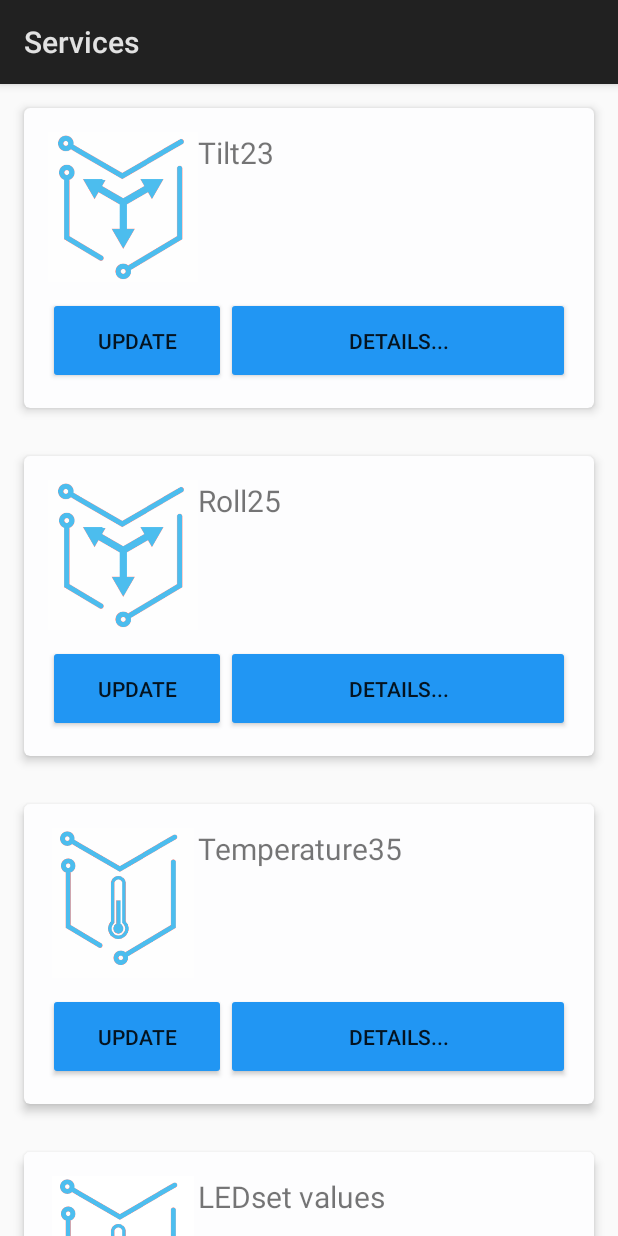
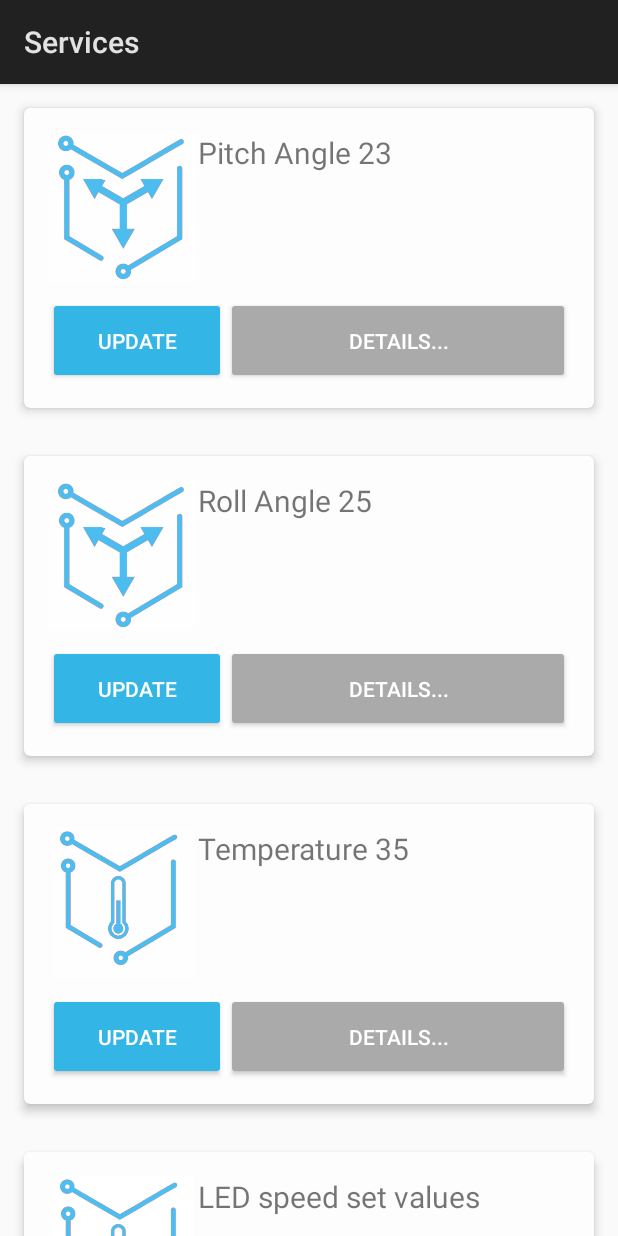
Before and after one commit to taha27/microprocessor-systems-proj, an Android app: the ServiceListActivity screen opened directly, with no data from a screen before it, on a phone screen of 412 x 824 dp. Run offline under Robolectric (Android 15) with nearby library versions, the phone set to English and light mode, and no system bars.

Commit message:
Taha's Color change

```diff
--- a/BluetoothLeGatt/Application/build.gradle
+++ b/BluetoothLeGatt/Application/build.gradle
@@ -19,7 +19,8 @@ dependencies {
     compile "com.android.support:support-v4:23.0.0"
     compile "com.android.support:support-v13:23.0.0"
     compile 'com.android.support:cardview-v7:21.0.+'
-    compile 'com.android.support:recyclerview-v7:21.0.+'}
+    compile 'com.android.support:recyclerview-v7:21.0.+'
+    compile 'com.android.support:design:23.1.1'}
 
 // The sample build uses multiple directories to
 // keep boilerplate and common code separate from
--- a/BluetoothLeGatt/Application/src/main/java/com/example/android/bluetoothlegatt/ServiceItemAdapter.java
+++ b/BluetoothLeGatt/Application/src/main/java/com/example/android/bluetoothlegatt/ServiceItemAdapter.java
@@ -15,9 +15,6 @@ import android.widget.Toast;
 
 import java.util.List;
 
-/**
- * Created by Richard on 2016-04-04.
- */
 public class ServiceItemAdapter extends RecyclerView.Adapter<ServiceItemAdapter.ViewHolder> {
 
     private Context context;
--- a/BluetoothLeGatt/Application/src/main/java/com/example/android/bluetoothlegatt/ServiceListActivity.java
+++ b/BluetoothLeGatt/Application/src/main/java/com/example/android/bluetoothlegatt/ServiceListActivity.java
@@ -47,10 +47,11 @@ public class ServiceListActivity extends Activity {
 
         //tests data
         serviceDataItemList = new ArrayList<>();
-        serviceDataItemList.add(new ServiceDataItem("Tilt", "23", R.drawable.accelerometer));
-        serviceDataItemList.add(new ServiceDataItem("Roll", "25", R.drawable.accelerometer));
-        serviceDataItemList.add(new ServiceDataItem("Temperature", "35", R.drawable.temp));
-        serviceDataItemList.add(new ServiceDataItem("LED", "set values", R.drawable.temp));
+        serviceDataItemList.add(new ServiceDataItem("Pitch Angle", " 23", R.drawable.accelerometer));
+        serviceDataItemList.add(new ServiceDataItem("Roll Angle", " 25", R.drawable.accelerometer));
+        serviceDataItemList.add(new ServiceDataItem("Temperature", " 35", R.drawable.temp));
+        serviceDataItemList.add(new ServiceDataItem("LED speed", " set values", R.drawable.temp));
+        serviceDataItemList.add(new ServiceDataItem("Brithness", " set values", R.drawable.temp));
 
         mAdapter = new ServiceItemAdapter(this, serviceDataItemList);
         rv.setAdapter(mAdapter);
--- a/BluetoothLeGatt/Application/src/main/res/layout/service_item.xml
+++ b/BluetoothLeGatt/Application/src/main/res/layout/service_item.xml
@@ -41,18 +41,20 @@
 
         <Button
             android:layout_height="87px"
-            android:text="Details..."
+            android:text="@string/detail"
             android:layout_alignParentBottom="true"
             android:layout_alignParentRight="true"
             android:id="@+id/detail_button"
             android:theme="@style/myButton"
+            android:textColor="@android:color/white"
             android:layout_width="344px" />
 
         <Button
             android:layout_width="344px"
             android:layout_height="87px"
-            android:text="Update"
-            android:theme="@style/myButton"
+            android:text="@string/update"
+            android:textColor="@android:color/white"
+            android:theme="@style/myButton2"
             android:layout_toLeftOf="@id/detail_button"
             android:layout_alignParentBottom="true"
             android:id="@+id/update"
--- a/BluetoothLeGatt/Application/src/main/res/values-v21/base-template-styles.xml
+++ b/BluetoothLeGatt/Application/src/main/res/values-v21/base-template-styles.xml
@@ -22,6 +22,12 @@
     </style>
 
     <style name="myButton" parent="android:Theme.Material.Light">
-        <item name="android:colorButtonNormal">#2196f3</item>
+        <item name="android:colorButtonNormal">@android:color/darker_gray</item>
+        <item name="android:colorControlHighlight">@android:color/holo_green_dark</item>
+    </style>
+
+    <style name="myButton2" parent="android:Theme.Material.Light">
+        <item name="android:colorButtonNormal">@android:color/holo_blue_light</item>
+        <item name="android:colorControlHighlight">@android:color/holo_purple</item>
     </style>
 </resources>
--- a/BluetoothLeGatt/Application/src/main/res/values/strings.xml
+++ b/BluetoothLeGatt/Application/src/main/res/values/strings.xml
@@ -43,4 +43,5 @@
     <!-- CardView-->
     <string name="detail">Details...</string>
     <string name="mode">Mode</string>
+    <string name="update">Update</string>
 </resources>
```
